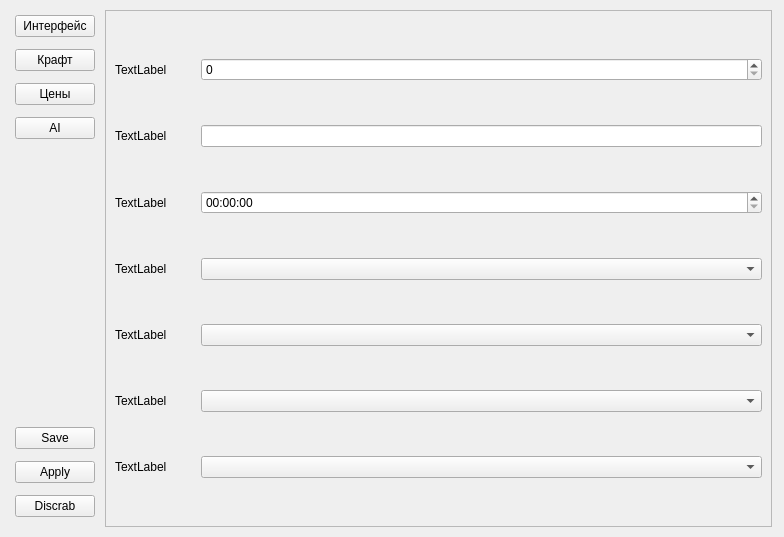
Old version of the form Api/Tabs/Settings/settings.ui in the repository 1DenLy/Albion-CraftFlow.
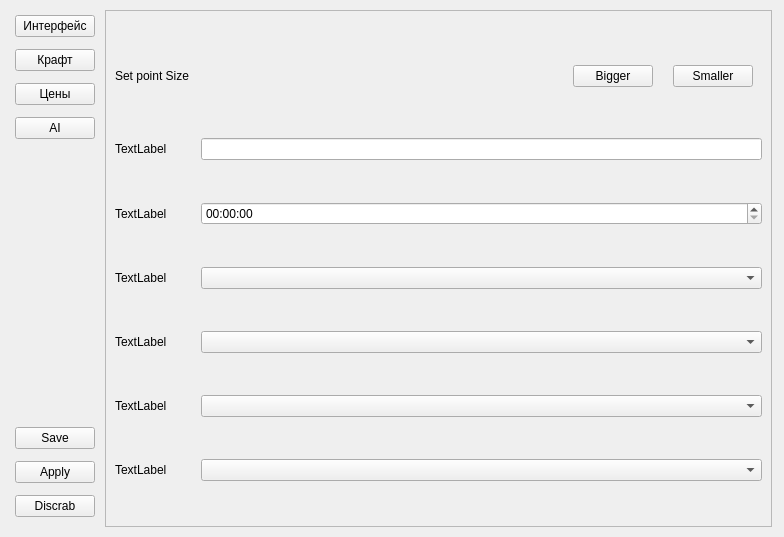
New version of the form.

The edit to the form file:
```diff
--- a/Api/Tabs/Settings/settings.ui
+++ b/Api/Tabs/Settings/settings.ui
@@ -131,7 +131,7 @@
        <rect>
         <x>0</x>
         <y>0</y>
-        <width>670</width>
+        <width>689</width>
         <height>515</height>
        </rect>
       </property>
@@ -149,9 +149,6 @@
          </property>
         </widget>
        </item>
-       <item row="0" column="1">
-        <widget class="QSpinBox" name="spinBox"/>
-       </item>
        <item row="1" column="1">
         <widget class="QLineEdit" name="lineEdit"/>
        </item>
@@ -164,7 +161,7 @@
           </size>
          </property>
          <property name="text">
-          <string>TextLabel</string>
+          <string>Set point Size</string>
          </property>
         </widget>
        </item>
@@ -248,6 +245,51 @@
        <item row="6" column="1">
         <widget class="QComboBox" name="comboBox_4"/>
        </item>
+       <item row="0" column="1">
+        <widget class="QFrame" name="horizontalFrame">
+         <property name="sizePolicy">
+          <sizepolicy hsizetype="Preferred" vsizetype="Fixed">
+           <horstretch>0</horstretch>
+           <verstretch>0</verstretch>
+          </sizepolicy>
+         </property>
+         <layout class="QHBoxLayout" name="horizontalLayout_2">
+          <property name="spacing">
+           <number>20</number>
+          </property>
+          <item>
+           <spacer name="horizontalSpacer">
+            <property name="orientation">
+             <enum>Qt::Horizontal</enum>
+            </property>
+            <property name="sizeType">
+             <enum>QSizePolicy::Expanding</enum>
+            </property>
+            <property name="sizeHint" stdset="0">
+             <size>
+              <width>40</width>
+              <height>20</height>
+             </size>
+            </property>
+           </spacer>
+          </item>
+          <item>
+           <widget class="QPushButton" name="pushButton_point_size_bigg">
+            <property name="text">
+             <string>Bigger</string>
+            </property>
+           </widget>
+          </item>
+          <item>
+           <widget class="QPushButton" name="pushButton_piont_size_smal">
+            <property name="text">
+             <string>Smaller</string>
+            </property>
+           </widget>
+          </item>
+         </layout>
+        </widget>
+       </item>
       </layout>
      </widget>
     </widget>
```
